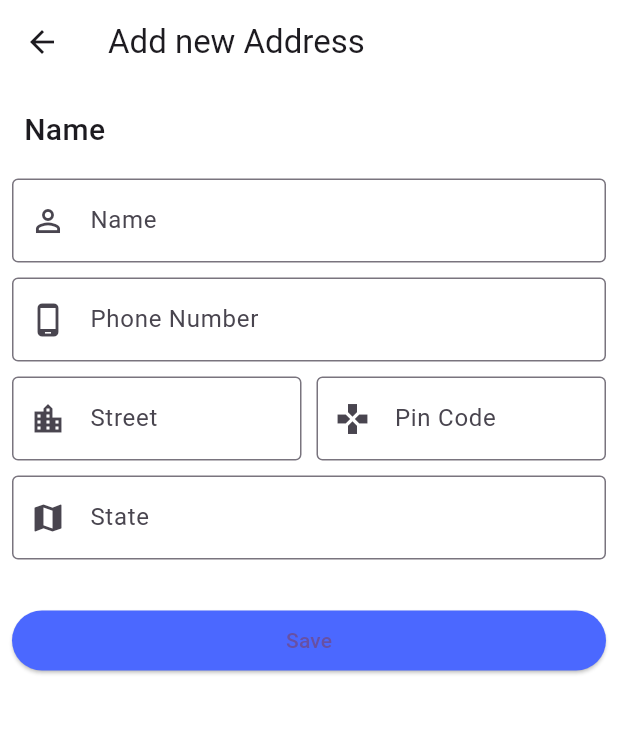
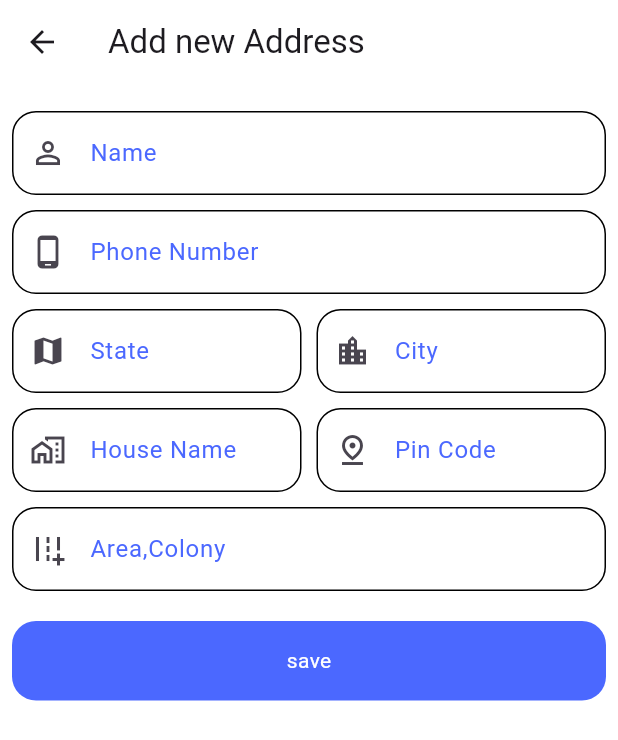
Before and after one commit to RishabhGupta777/flashchat, a Flutter app: the UserAddressScreen screen opened directly, after a tap on the "add" icon, on a phone screen of 412 x 824 dp. Shown: the top 740 px of the screen. Run offline on Flutter 3.47's test engine with Material 3 defaults, Android fonts, the phone set to English and light mode, and no system bars; our stand-ins replace animated_text_kit, cached_network_image, carousel_slider, cloud_firestore, firebase_auth, firebase_core and 9 more; accounts and stored records are empty.

Commit message:
second commit

```diff
--- a/lib/Tmart/screens/user_address_screen.dart
+++ b/lib/Tmart/screens/user_address_screen.dart
@@ -1,3 +1,5 @@
+import 'package:cloud_firestore/cloud_firestore.dart';
+import 'package:firebase_auth/firebase_auth.dart';
 import 'package:flashchat/Tmart/colors.dart';
 import 'package:flashchat/Tmart/screens/user_address_screen.dart';
 import 'package:flashchat/Tmart/widgets/custom_shapes/add_new_address_screen.dart';
@@ -9,6 +11,7 @@ class UserAddressScreen extends StatelessWidget {
 
   @override
   Widget build(BuildContext context) {
+    final uid = FirebaseAuth.instance.currentUser?.email;
     return Scaffold(
       appBar: AppBar(
         title: Text('Addresses', style: Theme.of(context).textTheme.headlineSmall),
@@ -22,13 +25,57 @@ class UserAddressScreen extends StatelessWidget {
       ),
       body: Padding(
         padding: const EdgeInsets.all(8),
-        child: const SingleChildScrollView(
-          child: Column(
-            children: [
-              TSingleAddress(selectedAddress: false),
-              TSingleAddress(selectedAddress: true),
-            ],
+        child:SingleChildScrollView(
+          child:StreamBuilder<QuerySnapshot>(
+            stream: FirebaseFirestore.instance
+                .collection('addresses')
+                .doc(uid)
+                .collection('userAddresses')
+                .orderBy('timestamp', descending: true)
+                .snapshots(),
+            builder: (context, snapshot) {
+              if (snapshot.connectionState == ConnectionState.waiting) {
+                return const Center(child: CircularProgressIndicator());
+              }
+
+              if (!snapshot.hasData || snapshot.data!.docs.isEmpty) {
+                return const Center(child: Text('No addresses found.'));
+              }
+
+              final addressDocs = snapshot.data!.docs;
+
+              return ListView.builder(
+                shrinkWrap: true,
+                physics: const NeverScrollableScrollPhysics(),
+                itemCount: addressDocs.length,
+                itemBuilder: (context, index) {
+                  final doc = addressDocs[index];
+                  final data = doc.data() as Map<String, dynamic>;
+                  final isSelected = data['isSelected'] ?? false;
+
+                  return GestureDetector(
+                    onTap: () async {
+                      // Unselect all addresses
+                      for (final addr in addressDocs) {
+                        await addr.reference.update({'isSelected': false});
+                      }
+
+                      // Select the tapped one
+                      await doc.reference.update({'isSelected': true});
+                    },
+                    child: TSingleAddress(
+                      selectedAddress:isSelected, // mark first as selected
+                      name: data['name'] ?? '',
+                      phone: data['phone'] ?? '',
+                      fullAddress:
+                      '${data['houseName']}, ${data['area']}, ${data['city']}, ${data['state']}, ${data['pinCode']}',
+                    ),
+                  );
+                },
+              );
+            },
           ),
+
         ),
       ),
     );
--- a/lib/Tmart/widgets/custom_shapes/add_new_address_screen.dart
+++ b/lib/Tmart/widgets/custom_shapes/add_new_address_screen.dart
@@ -1,9 +1,51 @@
+import 'package:cloud_firestore/cloud_firestore.dart';
+import 'package:firebase_auth/firebase_auth.dart';
+import 'package:flashchat/FlashChat/screens/chat_screen.dart';
 import 'package:flashchat/Tmart/colors.dart';
-import 'package:flashchat/Tmart/widgets/custom_shapes/section_heading.dart';
+import 'package:flashchat/Tmart/widgets/custom_shapes/button.dart';
 import 'package:flutter/material.dart';
 
-class AddNewAddressScreen extends StatelessWidget {
+class AddNewAddressScreen extends StatefulWidget {
   const AddNewAddressScreen({super.key});
+
+  @override
+  State<AddNewAddressScreen> createState() => _AddNewAddressScreenState();
+}
+
+class _AddNewAddressScreenState extends State<AddNewAddressScreen> {
+  String name = '';
+  String phone = '';
+  String state = '';
+  String city = '';
+  String houseName = '';
+  String pinCode = '';
+  String area = '';
+
+  Future<void>saveAddressToFirebase()async{
+    final uid = FirebaseAuth.instance.currentUser?.email;
+     try{
+      await FirebaseFirestore.instance.collection('addresses').doc(uid).collection('userAddresses').add({
+        'name': name,
+        'phone': phone,
+        'state': state,
+        'city': city,
+        'houseName': houseName,
+        'pinCode': pinCode,
+        'area': area,
+        'timestamp': FieldValue.serverTimestamp(),
+        'isSelected': false,
+      });
+      ScaffoldMessenger.of(context).showSnackBar(
+        SnackBar(content: Text('Address saved successfully')),
+      );
+      Navigator.pop(context);
+     }catch(e){
+       print('Error saving address: $e');
+       ScaffoldMessenger.of(context).showSnackBar(
+         SnackBar(content: Text('Failed to save address')),
+       );
+     }
+  }
 
   @override
   Widget build(BuildContext context) {
@@ -14,44 +56,19 @@ class AddNewAddressScreen extends StatelessWidget {
           padding: const EdgeInsets.all(8.0),
           child: Column(
             children: [
-              TSectionHeading(title: 'Name', showActionButton: false),
               const SizedBox(height:10),
-              TextFormField(
-                decoration: const InputDecoration(
-                  prefixIcon: Icon(Icons.person_outline_sharp),
-                  labelText: 'Name',
-                  border: OutlineInputBorder(), // This enables a visible border
-                ),
-              ),
+              TextInputBox(labelText: 'Name',icon:Icon(Icons.person_outline_sharp),onChanged: (val) => name = val),
               const SizedBox(height: 10),
-              TextFormField(
-                decoration: const InputDecoration(
-                  prefixIcon: Icon(Icons.phone_android_outlined),
-                  labelText: 'Phone Number',
-                  border: OutlineInputBorder(), // This enables a visible border
-                ),
-              ),
+              TextInputBox(labelText:  'Phone Number',icon: Icon(Icons.phone_android_outlined),onChanged: (val) => phone = val),
               const SizedBox(height:10),
               Row(
                 children: [
                   Expanded(
-                    child: TextFormField(
-                      decoration: const InputDecoration(
-                        prefixIcon: Icon(Icons.location_city),
-                        labelText: 'Street',
-                        border: OutlineInputBorder(), // This enables a visible border
-                      ),
-                    ),
+                    child:TextInputBox(labelText: 'State', icon: Icon(Icons.map),onChanged: (val) => state = val)
                   ),
                   const SizedBox(width:10),
                   Expanded(
-                    child: TextFormField(
-                      decoration: const InputDecoration(
-                        border: OutlineInputBorder(), // This enables a visible border
-                        prefixIcon: Icon(Icons.gamepad),
-                        labelText: 'Pin Code',
-                      ),
-                    ),
+                    child:TextInputBox(labelText: 'City', icon:Icon(Icons.location_city_outlined),onChanged: (val) => city = val)
                   ),
                 ],
               ),
@@ -59,25 +76,20 @@ class AddNewAddressScreen extends StatelessWidget {
               Row(
                 children: [
                   Expanded(
-                    child: TextFormField(
-                      decoration: const InputDecoration(
-                        border: OutlineInputBorder(), // This enables a visible border
-                        prefixIcon: Icon(Icons.map),
-                        labelText: 'State',
-                      ),
-                    ),
+                    child: TextInputBox(labelText: 'House Name', icon: Icon(Icons.home_work_outlined),onChanged: (val) => houseName = val)
+                  ),
+                  const SizedBox(width:10),
+                  Expanded(
+                      child:TextInputBox(labelText: 'Pin Code', icon:Icon(Icons.pin_drop_outlined),onChanged: (val) => pinCode = val)
                   ),
                 ],
               ),
-              const SizedBox(height: 30),
-              SizedBox(
-                width: double.infinity,
-                child: ElevatedButton(
-                  style: ButtonStyle(backgroundColor: WidgetStateProperty.all<Color>(TColors.primary),),
-                  onPressed: () {},
-                  child: const Text('Save'),
-                ),
-              )
+              const SizedBox(height:10),
+              TextInputBox(labelText: 'Area,Colony', icon:Icon(Icons.add_road),onChanged: (val) => area = val),
+              const SizedBox(height: 20),
+              TButton(
+             onTap: saveAddressToFirebase,
+                radius: 16,text:'save',height: 53,backgroundColor:TColors.primary,),
             ],
           ),
         ),
@@ -85,3 +97,38 @@ class AddNewAddressScreen extends StatelessWidget {
     );
   }
 }
+
+class TextInputBox extends StatelessWidget {
+  const TextInputBox({
+    super.key,
+    required this.labelText,
+    required this.icon,
+    required this.onChanged,
+  });
+  final String labelText;
+  final Widget icon;
+  final ValueChanged<String> onChanged;
+
+  @override
+  Widget build(BuildContext context) {
+    return TextFormField(
+      onChanged: onChanged,
+      decoration: InputDecoration(
+        prefixIcon: icon,
+        labelText:labelText ,
+        labelStyle: TextStyle(color:TColors.primary),
+        border: OutlineInputBorder(
+          borderRadius: BorderRadius.all(Radius.circular(16.0)),
+        ),
+        enabledBorder: OutlineInputBorder(
+          borderSide: BorderSide(color: Colors.black, width: 1.0),
+          borderRadius: BorderRadius.all(Radius.circular(16.0)),
+        ),
+        focusedBorder: OutlineInputBorder(
+          borderSide: BorderSide(color:TColors.primary, width: 2.0),
+          borderRadius: BorderRadius.all(Radius.circular(16.0)),
+        ),
+      ),
+    );
+  }
+}
--- a/lib/Tmart/widgets/custom_shapes/button.dart
+++ b/lib/Tmart/widgets/custom_shapes/button.dart
@@ -15,7 +15,7 @@ class TButton extends StatelessWidget {
     this.width ,
     this.height ,
     this.backgroundColor = TColors.primary,
-    this.text ,
+    required this.text ,
     required this.onTap,
     this.radius = 12,
   });
--- a/lib/Tmart/widgets/custom_shapes/singleaddress.dart
+++ b/lib/Tmart/widgets/custom_shapes/singleaddress.dart
@@ -6,9 +6,15 @@ class TSingleAddress extends StatelessWidget {
   const TSingleAddress({
     super.key,
     required this.selectedAddress,
-  });
+    required this.name,
+    required this.phone,
+    required this.fullAddress,
+});
 
   final bool selectedAddress;
+  final String name;
+  final String phone;
+  final String fullAddress;
 
   @override
   Widget build(BuildContext context) {
@@ -39,20 +45,24 @@ class TSingleAddress extends StatelessWidget {
             crossAxisAlignment: CrossAxisAlignment.start,
             children: [
               Text(
-                'John Doe',
+                name,
                 overflow: TextOverflow.ellipsis,
                 maxLines: 1,
                 style: Theme.of(context).textTheme.titleLarge,
               ),
               const SizedBox(height: 6),
-              Text('+91 9113141516'),
+              SizedBox(
+                width: 274,
+                child: Text(
+                  fullAddress,
+                  overflow: TextOverflow.ellipsis,
+                  maxLines: 4,
+                  style: Theme.of(context).textTheme.bodyMedium,
+                  softWrap: true,
+                ),
+              ),
               const SizedBox(height: 6),
-              Text(
-                'Jimmy Coves, South Lima, Maine, 87845, USA',
-                overflow: TextOverflow.ellipsis,
-                style: Theme.of(context).textTheme.bodyMedium,
-                softWrap: true,
-              ),
+              Text(phone),
             ],
           ),
         ],
```
